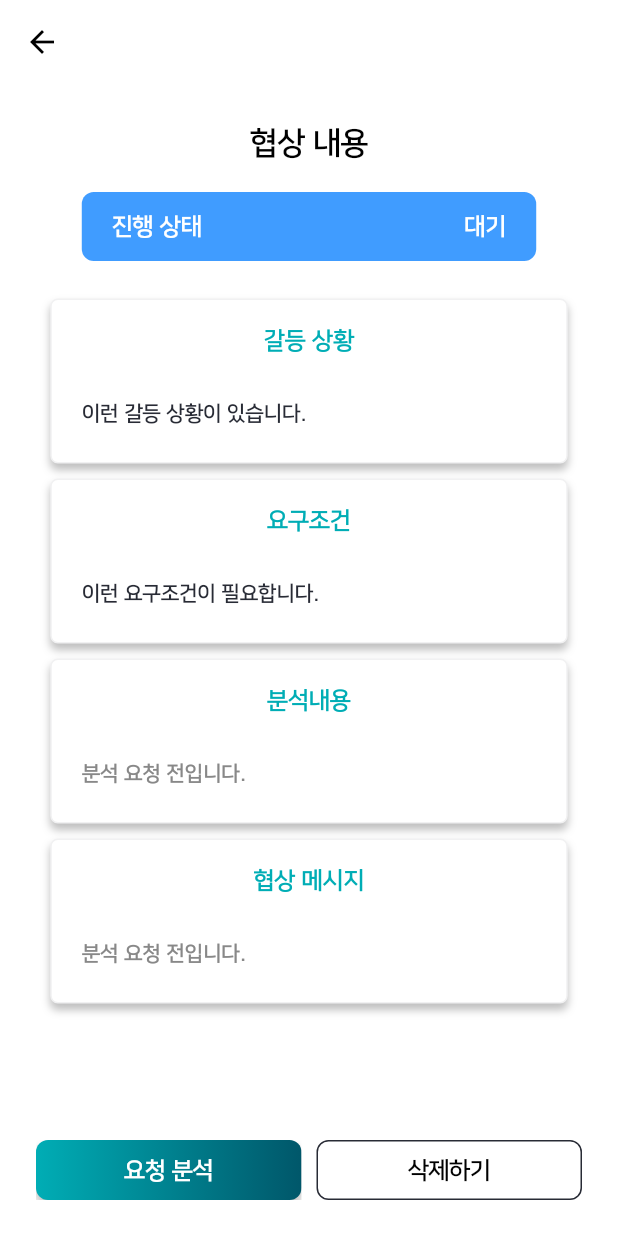
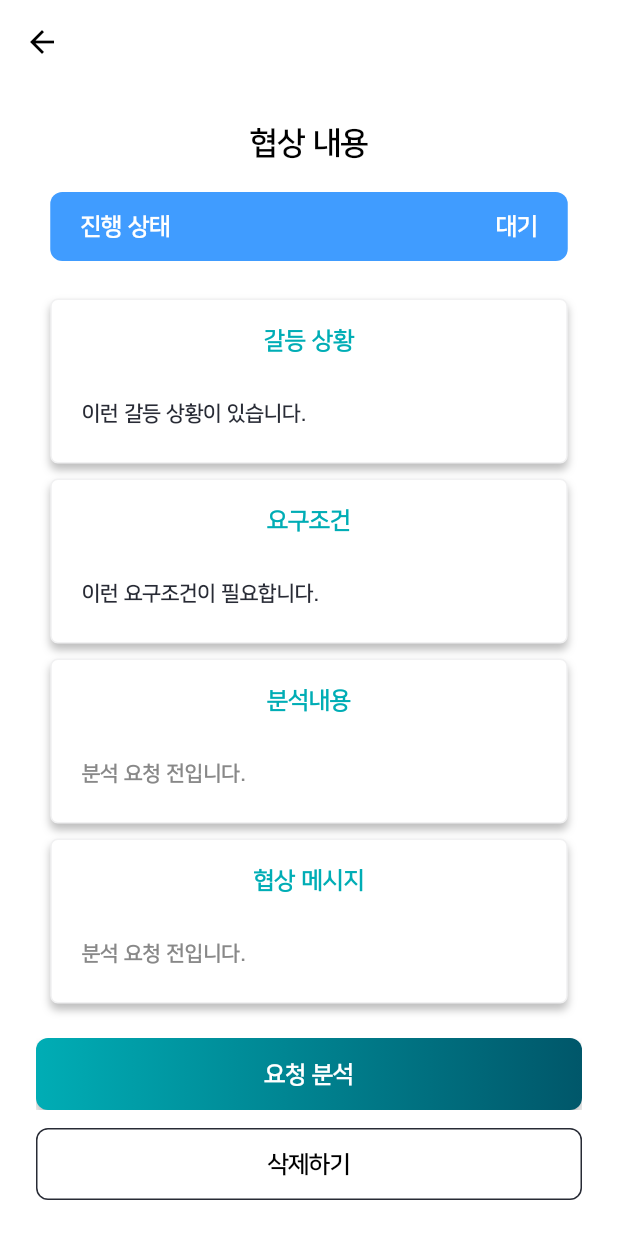
Before and after one commit to ALOHA-SOFT/GentleTalk, a Flutter app: the NegotiationDetailScreen screen opened by its route, on a phone screen of 412 x 824 dp. Run offline on Flutter 3.47's test engine with Material 3 defaults, Android fonts, the phone set to English and light mode, and no system bars; our stand-ins replace flutter_svg, shared_preferences, smooth_page_indicator; accounts and stored records are empty.

Commit message:
fix: 디자인 수정

```diff
--- a/app/lib/features/negotiation/screens/negotiation_detail_screen.dart
+++ b/app/lib/features/negotiation/screens/negotiation_detail_screen.dart
@@ -171,16 +171,12 @@ class _NegotiationDetailScreenState extends State<NegotiationDetailScreen> {
                           ),
                           const SizedBox(height: 8),
                         ],
-
-                        // 로딩 표시 (옵션)
                         if (isLoading) ...[
                           const LinearProgressIndicator(),
                           const SizedBox(height: 8),
                         ],
 
                         const SizedBox(height: 10),
-
-                        // Status Badge (기존 UI 유지)
                         Container(
                           padding: const EdgeInsets.symmetric(
                             horizontal: 20,
@@ -190,8 +186,9 @@ class _NegotiationDetailScreenState extends State<NegotiationDetailScreen> {
                             color: statusColor,
                             borderRadius: BorderRadius.circular(8),
                           ),
+                          width: double.infinity,
                           child: Row(
-                            mainAxisSize: MainAxisSize.min,
+                            mainAxisAlignment: MainAxisAlignment.spaceBetween,
                             children: [
                               Text(
                                 '진행 상태',
@@ -201,7 +198,6 @@ class _NegotiationDetailScreenState extends State<NegotiationDetailScreen> {
                                   fontWeight: FontWeight.w700,
                                 ),
                               ),
-                              const SizedBox(width: 175),
                               Text(
                                 status,
                                 style: AppTextStyles.body.copyWith(
@@ -214,9 +210,10 @@ class _NegotiationDetailScreenState extends State<NegotiationDetailScreen> {
                           ),
                         ),
 
+
                         const SizedBox(height: 25),
 
-                        // Info Sections (issues 테이블 값 연동)
+                        // Info Sections
                         _InfoSection(
                           title: '갈등 상황',
                           content: conflictSituation,
@@ -254,7 +251,6 @@ class _NegotiationDetailScreenState extends State<NegotiationDetailScreen> {
                   ),
                 ),
               ),
-              // Bottom Buttons (status에 따라 기존 그대로)
               _buildBottomButtons(context, status),
             ],
           );
@@ -264,13 +260,29 @@ class _NegotiationDetailScreenState extends State<NegotiationDetailScreen> {
   }
 
 Widget _buildBottomButtons(BuildContext context, String status) {
-    if (status == '대기') {
+  Widget buildTwoButtons(Widget topBtn, Widget bottomBtn) {
     return Padding(
       padding: const EdgeInsets.fromLTRB(24, 0, 24, 24),
-        child: Row(
+      child: Column(
+        crossAxisAlignment: CrossAxisAlignment.stretch,
         children: [
-            Expanded(
-              child: _GradientButton(
+          SizedBox(
+            height: 48,
+            child: topBtn,
+          ),
+          const SizedBox(height: 12),
+          SizedBox(
+            height: 48,
+            child: bottomBtn,
+          ),
+        ],
+      ),
+    );
+  }
+
+  if (status == '대기') {
+    return buildTwoButtons(
+      _GradientButton(
         text: '요청 분석',
         onPressed: () => Navigator.pushNamed(
           context,
@@ -278,32 +290,29 @@ class _NegotiationDetailScreenState extends State<NegotiationDetailScreen> {
           arguments: {'issueNo': _issueNo},
         ),
       ),
+      _OutlineButton(
+        text: '삭제하기',
+        onPressed: () => Navigator.pop(context),
       ),
-            const SizedBox(width: 10),
-            Expanded(
+    );
+  }
+
+  if (status == '분석중' || status == '상대방대기') {
+    return Padding(
+      padding: const EdgeInsets.fromLTRB(24, 0, 24, 24),
+      child: SizedBox(
+        height: 48,
         child: _OutlineButton(
           text: '삭제하기',
           onPressed: () => Navigator.pop(context),
         ),
       ),
-          ],
-        ),
     );
-    } else if (status == '분석중' || status == '상대방대기') {
-      return Padding(
-        padding: const EdgeInsets.fromLTRB(24, 0, 24, 24),
-        child: _OutlineButton(
-          text: '삭제하기',
-          onPressed: () => Navigator.pop(context),
-        ),
-      );
-    } else if (status == '분석완료') {
-      return Padding(
-        padding: const EdgeInsets.fromLTRB(24, 0, 24, 24),
-        child: Row(
-          children: [
-            Expanded(
-              child: _GradientButton(
+  }
+
+  if (status == '분석완료') {
+    return buildTwoButtons(
+      _GradientButton(
         text: '발송하기',
         onPressed: () => Navigator.pushNamed(
           context,
@@ -311,65 +320,43 @@ class _NegotiationDetailScreenState extends State<NegotiationDetailScreen> {
           arguments: {'issueNo': _issueNo},
         ),
       ),
-            ),
-            const SizedBox(width: 10),
-            Expanded(
-              child: _OutlineButton(
+      _OutlineButton(
         text: '삭제하기',
         onPressed: () => Navigator.pop(context),
       ),
-            ),
-          ],
-        ),
     );
-    } else if (status == '분석실패') {
-      return Padding(
-        padding: const EdgeInsets.fromLTRB(24, 0, 24, 24),
-        child: Row(
-          children: [
-            Expanded(
-              child: _SpecialButton(
-                text: '✨다시 분석 요청하기',
+  }
+
+  if (status == '분석실패') {
+    return buildTwoButtons(
+      _SpecialButton(
+        text: '다시 분석 요청하기',
         onPressed: () => Navigator.pushNamed(
           context,
           '/request-analysis',
           arguments: {'issueNo': _issueNo},
         ),
       ),
-            ),
-            const SizedBox(width: 10),
-            Expanded(
-              child: _OutlineButton(
+      _OutlineButton(
         text: '삭제하기',
         onPressed: () => Navigator.pop(context),
       ),
-            ),
-          ],
-        ),
     );
-    } else if (status == '상대방응답' || status == '중재안제시') {
-      return Padding(
-        padding: const EdgeInsets.fromLTRB(24, 0, 24, 24),
-        child: Row(
-          children: [
-            Expanded(
-              child: _SpecialButton(
-                text: '✨중재안 분석 요청하기',
+  }
+
+  if (status == '상대방응답' || status == '중재안제시') {
+    return buildTwoButtons(
+      _SpecialButton(
+        text: '중재안 분석 요청하기',
         onPressed: () => Navigator.pushNamed(
           context,
           '/request-analysis',
           arguments: {'issueNo': _issueNo},
         ),
       ),
-            ),
-            const SizedBox(width: 10),
-            Expanded(
-              child: _OutlineButton(
+      _OutlineButton(
         text: '삭제하기',
         onPressed: () => Navigator.pop(context),
-              ),
-            ),
-          ],
       ),
     );
   }
```
Lines whose indentation alone changed are shown as unchanged.
